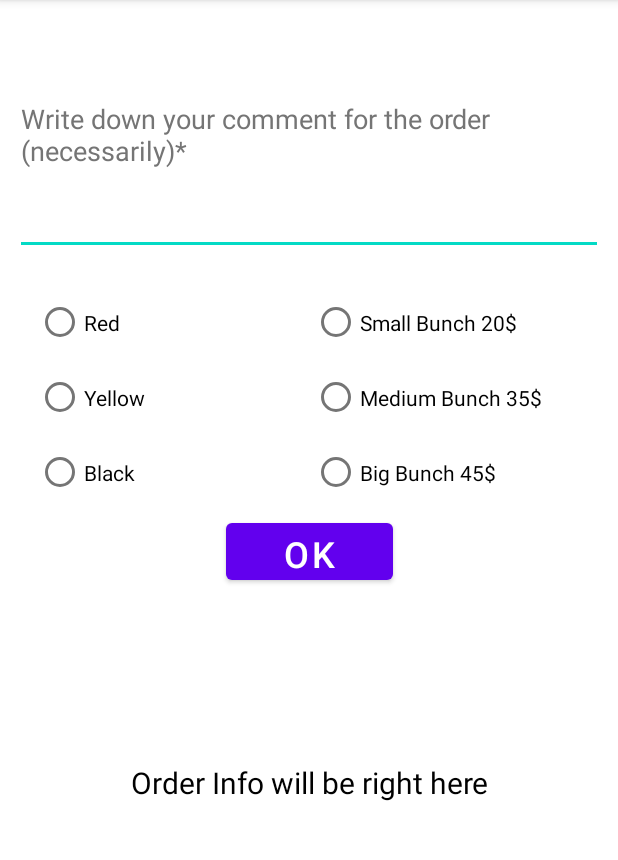
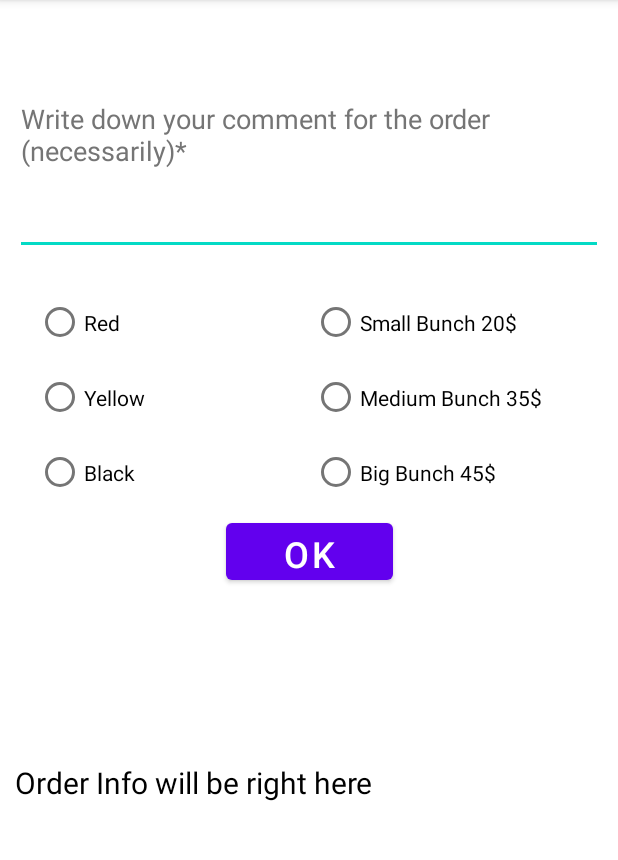
Before and after one commit to cyberpOOP/IO-03_Vlad_Haidysh_Android, an Android app: the screen it shows after launch (MainActivity), on a phone screen of 412 x 824 dp, the part 84-944 px from its top. Run offline under Robolectric (Android 15) with nearby library versions, the phone set to English and light mode, and no system bars.

Commit message:
fragmentResult fixed output

```diff
--- a/Lab2/app/src/main/res/layout/fragment_result.xml
+++ b/Lab2/app/src/main/res/layout/fragment_result.xml
@@ -9,7 +9,7 @@
         android:id="@+id/textView"
         android:layout_width="match_parent"
         android:layout_height="227dp"
-        android:gravity="center|top"
+        android:gravity="left|top"
         android:paddingTop="20dp"
         android:text="@string/TextView"
         android:textColor="@color/black"
```
